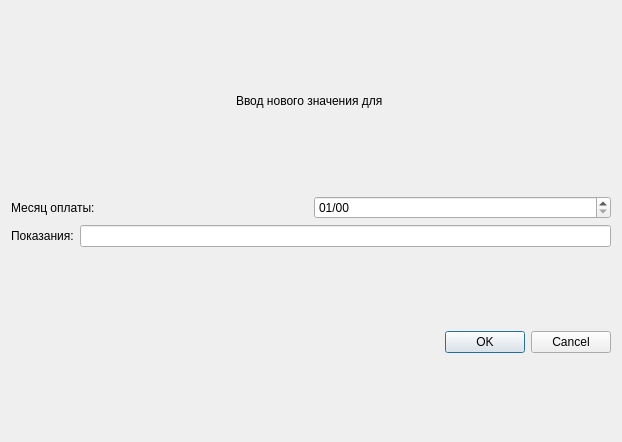
FenyukAndrew/QtCalculatePayment, file dialog_input_new_value.ui: the form before one commit.
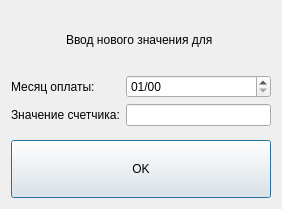
The form after the commit.

```diff
--- a/dialog_input_new_value.ui
+++ b/dialog_input_new_value.ui
@@ -6,8 +6,8 @@
    <rect>
     <x>0</x>
     <y>0</y>
-    <width>622</width>
-    <height>442</height>
+    <width>282</width>
+    <height>209</height>
    </rect>
   </property>
   <property name="sizePolicy">
@@ -42,50 +42,46 @@
       </widget>
      </item>
      <item>
-      <layout class="QHBoxLayout" name="horizontalLayout_3_1">
-       <item>
-        <widget class="QLabel" name="label_3_1">
+      <layout class="QFormLayout" name="formLayout_2">
+       <property name="fieldGrowthPolicy">
+        <enum>QFormLayout::AllNonFixedFieldsGrow</enum>
+       </property>
+       <item row="0" column="0">
+        <widget class="QLabel" name="label_6">
          <property name="text">
           <string>Месяц оплаты:</string>
          </property>
         </widget>
        </item>
-       <item>
+       <item row="0" column="1">
         <widget class="QDateEdit" name="dateEdit">
          <property name="displayFormat">
           <string>MM/yy</string>
          </property>
         </widget>
        </item>
-      </layout>
-     </item>
-     <item>
-      <layout class="QHBoxLayout" name="horizontalLayout">
-       <item>
-        <widget class="QLabel" name="label_4">
+       <item row="1" column="0">
+        <widget class="QLabel" name="label_7">
          <property name="text">
-          <string>Показания:</string>
+          <string>Значение счетчика:</string>
          </property>
         </widget>
        </item>
-       <item>
-        <widget class="QLineEdit" name="lineEdit_2"/>
+       <item row="1" column="1">
+        <widget class="QLineEdit" name="lineEditValue"/>
        </item>
       </layout>
      </item>
      <item>
-      <widget class="QDialogButtonBox" name="buttonBox">
+      <widget class="QPushButton" name="pushButton_OK">
        <property name="sizePolicy">
         <sizepolicy hsizetype="Minimum" vsizetype="Minimum">
          <horstretch>0</horstretch>
          <verstretch>0</verstretch>
         </sizepolicy>
        </property>
-       <property name="orientation">
-        <enum>Qt::Horizontal</enum>
-       </property>
-       <property name="standardButtons">
-        <set>QDialogButtonBox::Cancel|QDialogButtonBox::Ok</set>
+       <property name="text">
+        <string>OK</string>
        </property>
       </widget>
      </item>
```
